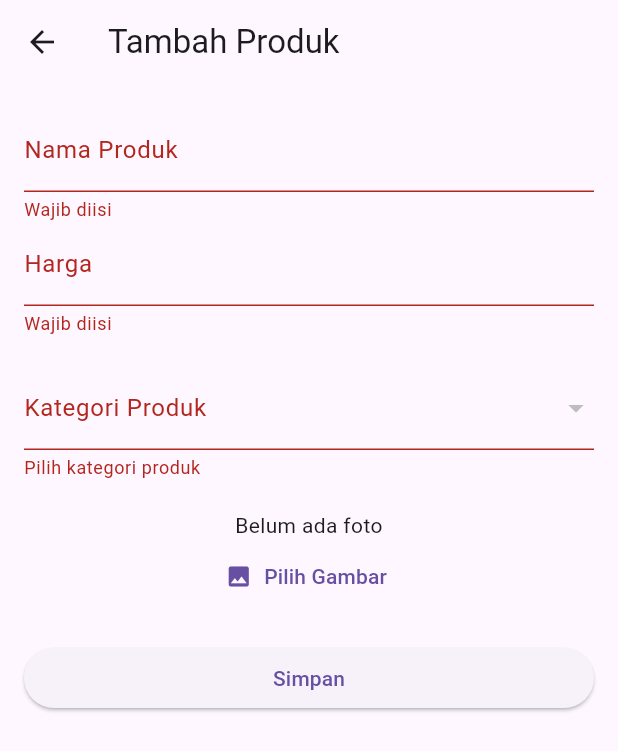
After one commit to sondangpangrib/appkantin, a Flutter app: the TambahProdukPage screen opened directly, after a tap on "Pilih Gambar", after a tap on "Simpan", on a phone screen of 412 x 824 dp. The commit adds this screen. Shown: the top 751 px of the screen. Run offline on Flutter 3.47's test engine with Material 3 defaults, Android fonts, the phone set to English and light mode, and no system bars; our stand-ins replace dio, image_picker, shared_preferences; accounts and stored records are empty; network calls fail.

Commit message:
Update lagi

```diff
--- a/lib/pages/KasirPage.dart
+++ b/lib/pages/KasirPage.dart
@@ -3,6 +3,7 @@ import 'package:shared_preferences/shared_preferences.dart';
 import 'dart:convert';
 import 'package:http/http.dart' as http;
 import '../services/bluetooth_printer_service.dart';
+import 'global_config.dart' as cfg;
 
 class KasirPage extends StatefulWidget {
   @override
--- a/lib/pages/LaporanPengeluaranPage.dart
+++ b/lib/pages/LaporanPengeluaranPage.dart
@@ -1,5 +1,6 @@
 import 'package:flutter/material.dart';
 import 'package:shared_preferences/shared_preferences.dart';
+import 'global_config.dart' as cfg;
 
 class LaporanPengeluaranPage extends StatefulWidget {
   @override
--- a/lib/pages/LaporanPenjualanPage.dart
+++ b/lib/pages/LaporanPenjualanPage.dart
@@ -1,5 +1,6 @@
 import 'package:flutter/material.dart';
 import 'package:shared_preferences/shared_preferences.dart';
+import 'global_config.dart' as cfg;
 
 class LaporanPenjualanPage extends StatefulWidget {
   @override
--- a/lib/pages/ManajemenTokoPage.dart
+++ b/lib/pages/ManajemenTokoPage.dart
@@ -1,5 +1,6 @@
 import 'package:flutter/material.dart';
 import 'package:shared_preferences/shared_preferences.dart';
+import 'global_config.dart' as cfg;
 
 class ManajemenTokoPage extends StatefulWidget {
   @override
--- a/lib/pages/ManajemenUserPage.dart
+++ b/lib/pages/ManajemenUserPage.dart
@@ -1,5 +1,6 @@
 import 'package:flutter/material.dart';
 import 'package:shared_preferences/shared_preferences.dart';
+import 'global_config.dart' as cfg;
 
 class ManajemenUserPage extends StatefulWidget {
   @override
--- a/lib/pages/PembeliPage.dart
+++ b/lib/pages/PembeliPage.dart
@@ -1,5 +1,6 @@
 import 'package:flutter/material.dart';
 import 'package:shared_preferences/shared_preferences.dart';
+import 'global_config.dart' as cfg;
 
 class PembeliPage extends StatefulWidget {
   @override
--- a/lib/pages/PengaturanPage.dart
+++ b/lib/pages/PengaturanPage.dart
@@ -1,5 +1,6 @@
 import 'package:flutter/material.dart';
 import 'package:shared_preferences/shared_preferences.dart';
+import 'global_config.dart' as cfg;
 
 class PengaturanPage extends StatefulWidget {
   @override
--- a/lib/pages/PengeluaranPage.dart
+++ b/lib/pages/PengeluaranPage.dart
@@ -1,5 +1,6 @@
 import 'package:flutter/material.dart';
 import 'package:shared_preferences/shared_preferences.dart';
+import 'global_config.dart' as cfg;
 
 class PengeluaranPage extends StatefulWidget {
   @override
--- /dev/null
+++ b/lib/pages/TambahProdukPage.dart
@@ -0,0 +1,168 @@
+import 'dart:io';
+import 'package:flutter/material.dart';
+import 'package:http/http.dart' as http;
+import 'package:image_picker/image_picker.dart';
+import 'package:path/path.dart';
+import 'package:mime/mime.dart';
+import 'package:http_parser/http_parser.dart';
+import 'dart:convert';
+import 'global_config.dart' as cfg;
+
+class TambahProdukPage extends StatefulWidget {
+  @override
+  _TambahProdukPageState createState() => _TambahProdukPageState();
+}
+
+class _TambahProdukPageState extends State<TambahProdukPage> {
+  final _formKey = GlobalKey<FormState>();
+  String namaProduk = '';
+  String harga = '';
+  int? selectedKategoriId;
+  List<dynamic> kategoriList = [];
+  File? _imageFile;
+  final picker = ImagePicker();
+  late String baseUrl;
+
+  @override
+  void initState() {
+    super.initState();
+    baseUrl = cfg.GlobalConfig.baseUrl;
+    _fetchKategori();
+  }
+
+  Future<void> _fetchKategori() async {
+    try {
+      final response = await http.get(Uri.parse('$baseUrl/produk_kategori'));
+      if (response.statusCode == 200) {
+        setState(() {
+          kategoriList = json.decode(response.body);
+        });
+      } else {
+        _showMessage('Gagal memuat kategori');
+      }
+    } catch (e) {
+      _showMessage('Error: $e');
+    }
+  }
+
+  Future<void> _pickImage() async {
+    final pickedFile = await picker.pickImage(source: ImageSource.gallery);
+    if (pickedFile != null) {
+      setState(() {
+        _imageFile = File(pickedFile.path);
+      });
+    }
+  }
+
+  Future<void> _submitProduk() async {
+    if (!_formKey.currentState!.validate()) return;
+    if (baseUrl.isEmpty) {
+      _showMessage('Base URL tidak ditemukan di konfigurasi');
+      return;
+    }
+
+    try {
+      final uri = Uri.parse('$baseUrl/produk');
+      var request = http.MultipartRequest('POST', uri);
+      request.fields['nama_produk'] = namaProduk;
+      request.fields['harga'] = harga;
+      request.fields['id_produk_kategori'] =
+          selectedKategoriId?.toString() ?? '';
+
+      if (_imageFile != null) {
+        final mimeType = lookupMimeType(_imageFile!.path) ?? 'image/jpeg';
+        final fileStream = http.ByteStream(_imageFile!.openRead());
+        final fileLength = await _imageFile!.length();
+
+        request.files.add(http.MultipartFile(
+          'foto_produk',
+          fileStream,
+          fileLength,
+          filename: basename(_imageFile!.path),
+          contentType: MediaType.parse(mimeType),
+        ));
+      }
+
+      final response = await request.send();
+      if (response.statusCode == 200) {
+        _showMessage('Produk berhasil ditambahkan');
+        Navigator.pop(this.context);
+      } else {
+        final respStr = await response.stream.bytesToString();
+        _showMessage('Gagal tambah produk: $respStr');
+      }
+    } catch (e) {
+      _showMessage('Terjadi kesalahan: $e');
+    }
+  }
+
+  void _showMessage(String msg) {
+    ScaffoldMessenger.of(this.context).showSnackBar(
+      SnackBar(content: Text(msg)),
+    );
+  }
+
+  @override
+  Widget build(BuildContext context) {
+    return Scaffold(
+      appBar: AppBar(title: Text('Tambah Produk')),
+      body: Padding(
+        padding: const EdgeInsets.all(16),
+        child: Form(
+          key: _formKey,
+          child: ListView(
+            children: [
+              TextFormField(
+                decoration: InputDecoration(labelText: 'Nama Produk'),
+                validator: (val) =>
+                    val == null || val.trim().isEmpty ? 'Wajib diisi' : null,
+                onChanged: (val) => namaProduk = val,
+              ),
+              TextFormField(
+                decoration: InputDecoration(labelText: 'Harga'),
+                keyboardType: TextInputType.number,
+                validator: (val) {
+                  if (val == null || val.trim().isEmpty) return 'Wajib diisi';
+                  final num? parsed = num.tryParse(val);
+                  if (parsed == null || parsed <= 0) return 'Harga tidak valid';
+                  return null;
+                },
+                onChanged: (val) => harga = val,
+              ),
+              SizedBox(height: 20),
+              DropdownButtonFormField<int>(
+                decoration: InputDecoration(labelText: 'Kategori Produk'),
+                value: selectedKategoriId,
+                items: kategoriList.map<DropdownMenuItem<int>>((kategori) {
+                  return DropdownMenuItem<int>(
+                    value: kategori['id_produk_kategori'],
+                    child: Text(kategori['nama_produk_kategori']),
+                  );
+                }).toList(),
+                onChanged: (val) {
+                  setState(() => selectedKategoriId = val);
+                },
+                validator: (val) =>
+                    val == null ? 'Pilih kategori produk' : null,
+              ),
+              SizedBox(height: 20),
+              _imageFile != null
+                  ? Image.file(_imageFile!, height: 150)
+                  : Text('Belum ada foto', textAlign: TextAlign.center),
+              TextButton.icon(
+                icon: Icon(Icons.image),
+                label: Text('Pilih Gambar'),
+                onPressed: _pickImage,
+              ),
+              SizedBox(height: 20),
+              ElevatedButton(
+                onPressed: _submitProduk,
+                child: Text('Simpan'),
+              ),
+            ],
+          ),
+        ),
+      ),
+    );
+  }
+}
--- a/lib/pages/TransaksiPage.dart
+++ b/lib/pages/TransaksiPage.dart
@@ -1,5 +1,6 @@
 import 'package:flutter/material.dart';
 import 'package:shared_preferences/shared_preferences.dart';
+import 'global_config.dart' as cfg;
 
 class TransaksiPage extends StatefulWidget {
   @override
--- a/lib/pages/dashboard_page.dart
+++ b/lib/pages/dashboard_page.dart
@@ -9,6 +9,7 @@ import 'LaporanPenjualanPage.dart';
 import 'LaporanPengeluaranPage.dart';
 import 'ManajemenUserPage.dart';
 import 'ManajemenTokoPage.dart';
+import 'global_config.dart' as cfg;
 
 class DashboardPage extends StatefulWidget {
   @override
--- a/pubspec.yaml
+++ b/pubspec.yaml
@@ -40,6 +40,9 @@ dependencies:
     path: lib_plugins/blue_thermal_printer-1.2.3
   http: ^1.4.0
   dio: ^5.8.0+1
+  image_picker: ^1.1.2
+  path: any
+  mime: any
 
 dev_dependencies:
   flutter_test:
```
Also changed, not shown: lib/pages/EditProdukPage.dart (added, +229 -0 lines), lib/pages/ProdukPage.dart (+145 -1 lines), pubspec.lock, 6 other files.
